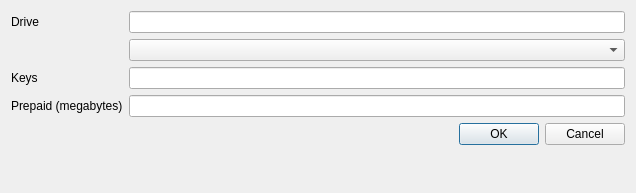
Qt form UserApp/adddownloadchanneldialog.ui (proximax-storage/cpp-xpx-storage-user-app) before a commit.
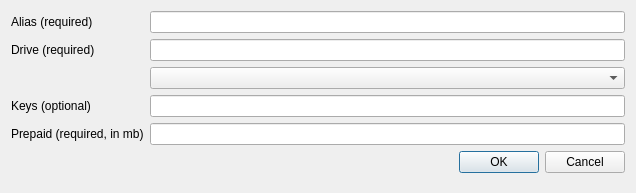
The same form after that commit.

```diff
--- a/UserApp/adddownloadchanneldialog.ui
+++ b/UserApp/adddownloadchanneldialog.ui
@@ -37,7 +37,7 @@
        <item row="3" column="0">
         <widget class="QLabel" name="keys">
          <property name="text">
-          <string>Keys</string>
+          <string>Keys (optional)</string>
          </property>
         </widget>
        </item>
@@ -47,7 +47,7 @@
        <item row="4" column="0">
         <widget class="QLabel" name="prepaidAmount">
          <property name="text">
-          <string>Prepaid (megabytes)</string>
+          <string>Prepaid (required, in mb)</string>
          </property>
         </widget>
        </item>
@@ -64,13 +64,23 @@
        <item row="1" column="0">
         <widget class="QLabel" name="label">
          <property name="text">
-          <string>Drive</string>
+          <string>Drive (required)</string>
          </property>
         </widget>
        </item>
        <item row="1" column="1">
         <widget class="QLineEdit" name="lineEdit"/>
        </item>
+       <item row="0" column="1">
+        <widget class="QLineEdit" name="lineEdit_2"/>
+       </item>
+       <item row="0" column="0">
+        <widget class="QLabel" name="label_2">
+         <property name="text">
+          <string>Alias (required)</string>
+         </property>
+        </widget>
+       </item>
       </layout>
      </item>
     </layout>
```
